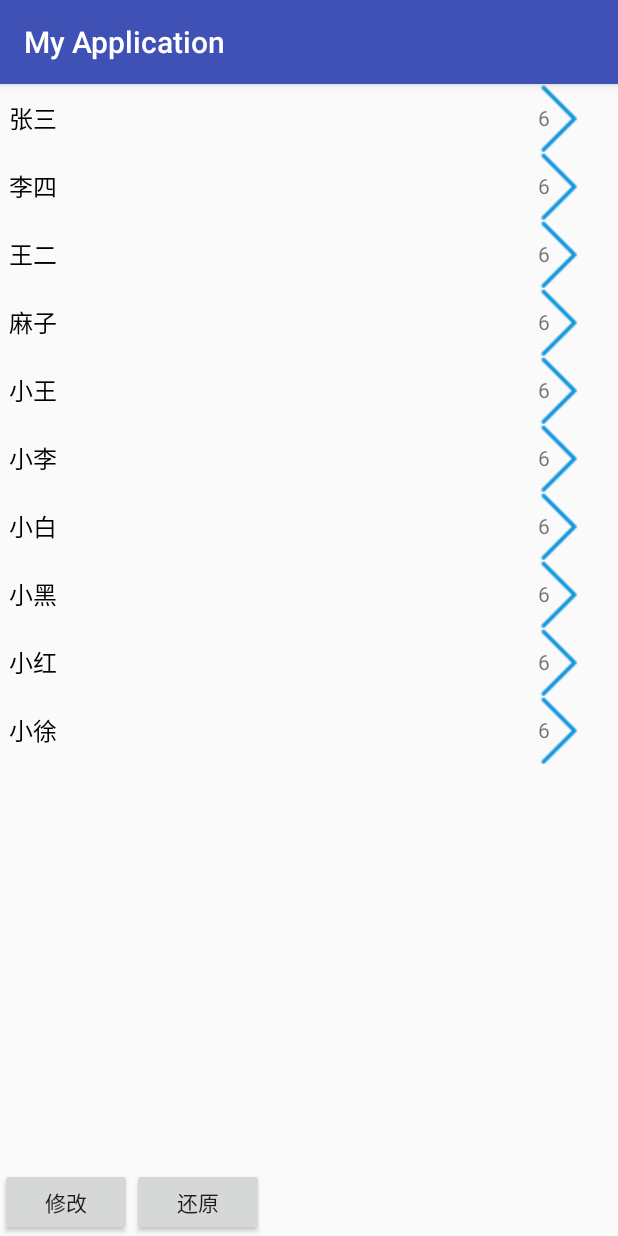
After one commit to wu2007369/android_diary, an Android app: the DiffActivity screen opened directly, with no data from a screen before it, on a phone screen of 412 x 824 dp. The commit adds this screen. Run offline under Robolectric (Android 15) with nearby library versions, the phone set to English and light mode, and no system bars.

Commit message:
新增diffUtil的使用例子

```diff
--- a/app/src/main/java/com/example/wuzhiming/myapplication/MainActivity.java
+++ b/app/src/main/java/com/example/wuzhiming/myapplication/MainActivity.java
@@ -10,6 +10,7 @@ import com.example.wuzhiming.myapplication.coordinatorlayout.Main6Activity;
 import com.example.wuzhiming.myapplication.coordinatorlayout.Main8Activity;
 import com.example.wuzhiming.myapplication.coordinatorlayout.Main9Activity;
 import com.example.wuzhiming.myapplication.customCamera.Main11Activity;
+import com.example.wuzhiming.myapplication.recyexpansion.Main13Activity;
 
 public class MainActivity extends BaseActivity implements View.OnClickListener {
 
@@ -48,6 +49,7 @@ public class MainActivity extends BaseActivity implements View.OnClickListener {
         findViewById(R.id.btn10).setOnClickListener(this);
         findViewById(R.id.btn11).setOnClickListener(this);
         findViewById(R.id.btn12).setOnClickListener(this);
+        findViewById(R.id.btn13).setOnClickListener(this);
     }
 
     @Override
@@ -98,6 +100,9 @@ public class MainActivity extends BaseActivity implements View.OnClickListener {
             case R.id.btn12:
                 startActivity(new Intent(this, Main11Activity.class));
                 break;
+            case R.id.btn13:
+                startActivity(new Intent(this, Main13Activity.class));
+                break;
             default:
                 break;
         }
--- /dev/null
+++ b/app/src/main/java/com/example/wuzhiming/myapplication/diff/DifAdapter.java
@@ -0,0 +1,67 @@
+package com.example.wuzhiming.myapplication.diff;
+
+import android.content.Context;
+
+import android.view.LayoutInflater;
+import android.view.View;
+import android.view.ViewGroup;
+import android.widget.TextView;
+
+
+import com.example.wuzhiming.myapplication.R;
+
+import java.util.List;
+
+import androidx.annotation.NonNull;
+import androidx.recyclerview.widget.RecyclerView;
+
+/**
+ * @author crazyZhangxl on 2019/1/21.
+ * Describe:
+ */
+public class DifAdapter extends RecyclerView.Adapter<DifAdapter.ViewHolder>{
+    private List<Man> mDataList;
+    private Context mContext;
+
+    public DifAdapter(List<Man> dataList, Context context) {
+        mDataList = dataList;
+        mContext = context;
+    }
+
+    public List<Man> getDataList() {
+        return mDataList;
+    }
+
+    public void setDataList(List<Man> dataList) {
+        mDataList=dataList;
+    }
+
+    @NonNull
+    @Override
+    public ViewHolder onCreateViewHolder(@NonNull ViewGroup viewGroup, int i) {
+        View view = LayoutInflater.from(mContext).inflate(R.layout.item_one_group, viewGroup, false);
+        return new ViewHolder(view);
+    }
+
+    @Override
+    public void onBindViewHolder(@NonNull ViewHolder viewHolder, int i) {
+        Man man = mDataList.get(i);
+        viewHolder.mTextName.setText(man.getName());
+    }
+
+    @Override
+    public int getItemCount() {
+        if (null != mDataList){
+            return mDataList.size();
+        }
+        return 0;
+    }
+
+    public class ViewHolder extends RecyclerView.ViewHolder {
+        TextView mTextName;
+        public ViewHolder(@NonNull View itemView) {
+            super(itemView);
+            mTextName =  itemView.findViewById(R.id.tvGroupName);
+        }
+    }
+}
--- /dev/null
+++ b/app/src/main/java/com/example/wuzhiming/myapplication/diff/DiffActivity.java
@@ -0,0 +1,106 @@
+package com.example.wuzhiming.myapplication.diff;
+
+import android.os.Bundle;
+import android.util.Log;
+import android.view.View;
+import android.widget.Toast;
+
+
+import com.example.wuzhiming.myapplication.R;
+
+import java.util.ArrayList;
+import java.util.List;
+
+import androidx.appcompat.app.AppCompatActivity;
+import androidx.recyclerview.widget.DiffUtil;
+import androidx.recyclerview.widget.LinearLayoutManager;
+import androidx.recyclerview.widget.RecyclerView;
+
+/**
+ * @author crazyZhangxl on 2019-1-21 9:52:36.
+ * Describe: 给我的启发就是数据集合的处理
+ *
+ * 不错的Dif比较案例
+ *
+ * 因为你改原数据集那么匹配的数据也会改变的.那获取应该在之前比较好吧
+ * https://www.jianshu.com/p/fee2fb3c27d6
+ */
+
+public class DiffActivity extends AppCompatActivity {
+    private RecyclerView recyclerview;
+    private List<Man> mManList = new ArrayList<>();
+    private List<Man> mManCloneList = new ArrayList<>();
+    private List<Man> mManListOrigin = new ArrayList<>();
+    private String[] names = {"张三","李四","王二","麻子","小王","小李","小白","小黑","小红","小徐","啧啧","哈哈"};
+    private DifAdapter mDifAdapter;
+    private DiffUtil.DiffResult diffResult;
+
+
+    @Override
+    protected void onCreate(Bundle savedInstanceState) {
+        super.onCreate(savedInstanceState);
+        setContentView(R.layout.activity_diff);
+        initData();
+        initViews();
+        initListener();
+    }
+
+    private void initListener() {
+
+
+        findViewById(R.id.btnChange).setOnClickListener(new View.OnClickListener() {
+            @Override
+            public void onClick(View v) {
+                Toast.makeText(DiffActivity.this, "执行了修改了啊", Toast.LENGTH_SHORT).show();
+                doChanged();
+            }
+        });
+
+        findViewById(R.id.btnReturn).setOnClickListener(new View.OnClickListener() {
+            @Override
+            public void onClick(View v) {
+                doReturn();
+            }
+        });
+    }
+
+    private void doReturn() {
+        diffResult = DiffUtil.calculateDiff(new ManDifCallback(mDifAdapter.getDataList(), mManCloneList), true);
+        mDifAdapter.setDataList(mManCloneList);
+        diffResult.dispatchUpdatesTo(mDifAdapter);
+
+    }
+
+    /**
+     * 也就是不能对原来的那个数据再进行修改了的
+     *
+     * 好吧,那说明我不能对原数据源进行修改了哦;只能克隆咯
+     */
+    private void doChanged() {
+        // 进行修改
+        mManListOrigin.clear();
+        mManListOrigin.addAll(mManCloneList);
+        mManListOrigin.set(1,new Man(1,"哈哈哈哈哈哈"));
+        mManListOrigin.add(new Man(12,"我已经在末尾了"));
+        mManListOrigin.remove(5);
+        // 调用DiffUtils帮助工具
+        diffResult = DiffUtil.calculateDiff(new ManDifCallback(mDifAdapter.getDataList(), mManListOrigin), true);
+        mDifAdapter.setDataList(mManListOrigin);
+        diffResult.dispatchUpdatesTo(mDifAdapter);
+
+    }
+
+    private void initData() {
+        for (int i=0;i<10;i++){
+            mManList.add(new Man(i,names[i]));
+        }
+        mManCloneList.addAll(mManList);
+    }
+
+    private void initViews() {
+        recyclerview = findViewById(R.id.recyclerview);
+        recyclerview.setLayoutManager(new LinearLayoutManager(this,LinearLayoutManager.VERTICAL,false));
+        mDifAdapter = new DifAdapter(mManCloneList, this);
+        recyclerview.setAdapter(mDifAdapter);
+    }
+}
--- /dev/null
+++ b/app/src/main/java/com/example/wuzhiming/myapplication/diff/Man.java
@@ -0,0 +1,53 @@
+package com.example.wuzhiming.myapplication.diff;
+
+/**
+ * @author crazyZhangxl on 2019/1/21.
+ * Describe: 含有克隆操作-----
+ */
+public class Man {
+    private int id;
+    private String name;
+
+    public Man(int id, String name) {
+        this.id = id;
+        this.name = name;
+    }
+
+    public int getId() {
+        return id;
+    }
+
+    public void setId(int id) {
+        this.id = id;
+    }
+
+    public String getName() {
+        return name;
+    }
+
+    public void setName(String name) {
+        this.name = name;
+    }
+
+    /**
+     * 进行克隆copy的代码
+     *   for (Man bean : mDatas) {
+     *     newDatas.add(bean.clone());
+     *     //clone一遍旧数据 ，模拟刷新操作
+     *    }
+     *    进行修改等
+     *  一般是从网上拉取的
+     * @return
+     * @throws CloneNotSupportedException
+     */
+    @Override
+    protected Object clone() throws CloneNotSupportedException {
+        Man bean = null;
+        try {
+            bean = (Man) super.clone();
+        } catch (CloneNotSupportedException e) {
+            e.printStackTrace();
+        }
+        return bean;
+    }
+}
--- /dev/null
+++ b/app/src/main/res/layout/activity_diff.xml
@@ -0,0 +1,32 @@
+<?xml version="1.0" encoding="utf-8"?>
+<RelativeLayout xmlns:android="http://schemas.android.com/apk/res/android"
+    xmlns:app="http://schemas.android.com/apk/res-auto"
+    xmlns:tools="http://schemas.android.com/tools"
+    android:layout_width="match_parent"
+    android:layout_height="match_parent"
+    tools:context=".diff.DiffActivity">
+    <LinearLayout
+        android:layout_alignParentBottom="true"
+        android:orientation="horizontal"
+        android:id="@+id/llBottom"
+        android:layout_width="match_parent"
+        android:layout_height="45dp">
+        <Button
+            android:id="@+id/btnChange"
+            android:text="修改"
+            android:layout_width="wrap_content"
+            android:layout_height="wrap_content" />
+
+        <Button
+            android:id="@+id/btnReturn"
+            android:text="还原"
+            android:layout_width="wrap_content"
+            android:layout_height="wrap_content" />
+    </LinearLayout>
+    <androidx.recyclerview.widget.RecyclerView
+        android:id="@+id/recyclerview"
+        android:layout_above="@id/llBottom"
+        android:layout_width="match_parent"
+        android:layout_height="match_parent">
+    </androidx.recyclerview.widget.RecyclerView>
+</RelativeLayout>
--- /dev/null
+++ b/app/src/main/res/layout/item_one_group.xml
@@ -0,0 +1,36 @@
+<?xml version="1.0" encoding="utf-8"?>
+<RelativeLayout
+    xmlns:android="http://schemas.android.com/apk/res/android"
+    android:layout_width="match_parent"
+    android:layoutDirection="ltr"
+    android:layout_height="45dp">
+    <TextView
+        android:id="@+id/tvGroupName"
+        android:text="特别关心"
+        android:textColor="#000"
+        android:layout_centerVertical="true"
+        android:textSize="16sp"
+        android:layout_marginLeft="6dp"
+        android:layout_width="wrap_content"
+        android:layout_height="wrap_content" />
+    <TextView
+        android:id="@+id/tvGroupNum"
+        android:text="6"
+        android:layout_alignParentRight="true"
+        android:layout_centerVertical="true"
+        android:layout_marginRight="45dp"
+        android:layout_width="wrap_content"
+        android:layout_height="wrap_content" />
+
+    <ImageView
+        android:layout_alignParentRight="true"
+        android:id="@+id/ivIndicator"
+        android:visibility="visible"
+        android:layout_marginRight="15dp"
+        android:layout_centerVertical="true"
+        android:layout_width="wrap_content"
+        android:layout_height="wrap_content"
+        android:layout_gravity="center_vertical"
+        android:src="@drawable/shape_right"/>
+
+</RelativeLayout>
```
Also changed, not shown: app/src/main/AndroidManifest.xml (+7 -4 lines), app/src/main/java/com/example/wuzhiming/myapplication/diff/ManDifCallback.java (added, +45 -0 lines), app/src/main/java/com/example/wuzhiming/myapplication/recyexpansion/Main13Activity.java (added, +24 -0 lines), app/src/main/res/layout/activity_main.xml (+8 -0 lines), app/src/main/res/layout/activity_main13.xml (added, +17 -0 lines), app/src/main/res/drawable/shape_right.png (added).
